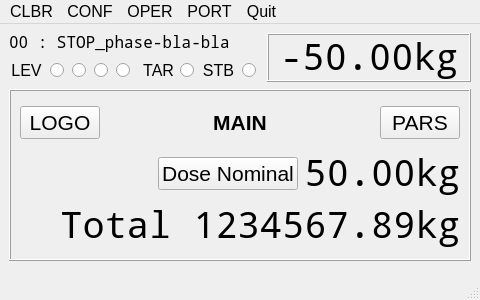
Above: ui/qt_window.ui from drvlas/rpiTkm16 before the change. Below: the same form after it.
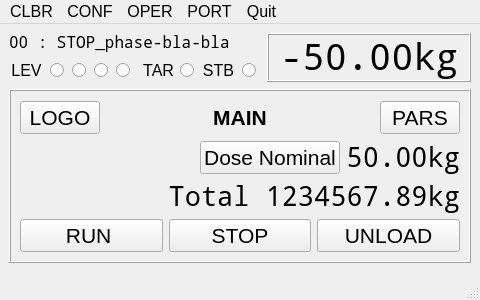
That is the form after the change.

```diff
--- a/ui/qt_window.ui
+++ b/ui/qt_window.ui
@@ -362,7 +362,7 @@
             <property name="font">
              <font>
               <family>Noto Mono</family>
-              <pointsize>28</pointsize>
+              <pointsize>20</pointsize>
              </font>
             </property>
             <property name="layoutDirection">
@@ -420,7 +420,7 @@
           <property name="font">
            <font>
             <family>Noto Mono</family>
-            <pointsize>28</pointsize>
+            <pointsize>20</pointsize>
            </font>
           </property>
           <property name="frameShape">
@@ -437,6 +437,46 @@
           </property>
          </widget>
         </item>
+        <item>
+         <layout class="QHBoxLayout" name="horizontalLayout_7">
+          <item>
+           <widget class="QPushButton" name="pb_unload">
+            <property name="font">
+             <font>
+              <pointsize>16</pointsize>
+             </font>
+            </property>
+            <property name="text">
+             <string>UNLOAD</string>
+            </property>
+           </widget>
+          </item>
+          <item>
+           <widget class="QPushButton" name="pb_stop">
+            <property name="font">
+             <font>
+              <pointsize>16</pointsize>
+             </font>
+            </property>
+            <property name="text">
+             <string>STOP</string>
+            </property>
+           </widget>
+          </item>
+          <item>
+           <widget class="QPushButton" name="pb_run">
+            <property name="font">
+             <font>
+              <pointsize>16</pointsize>
+             </font>
+            </property>
+            <property name="text">
+             <string>RUN </string>
+            </property>
+           </widget>
+          </item>
+         </layout>
+        </item>
        </layout>
       </widget>
       <widget class="QWidget" name="pars_page">
```
Left out of the diff: 89 changed lines with no effect on the pictures. Lines whose indentation alone changed are shown as unchanged.
